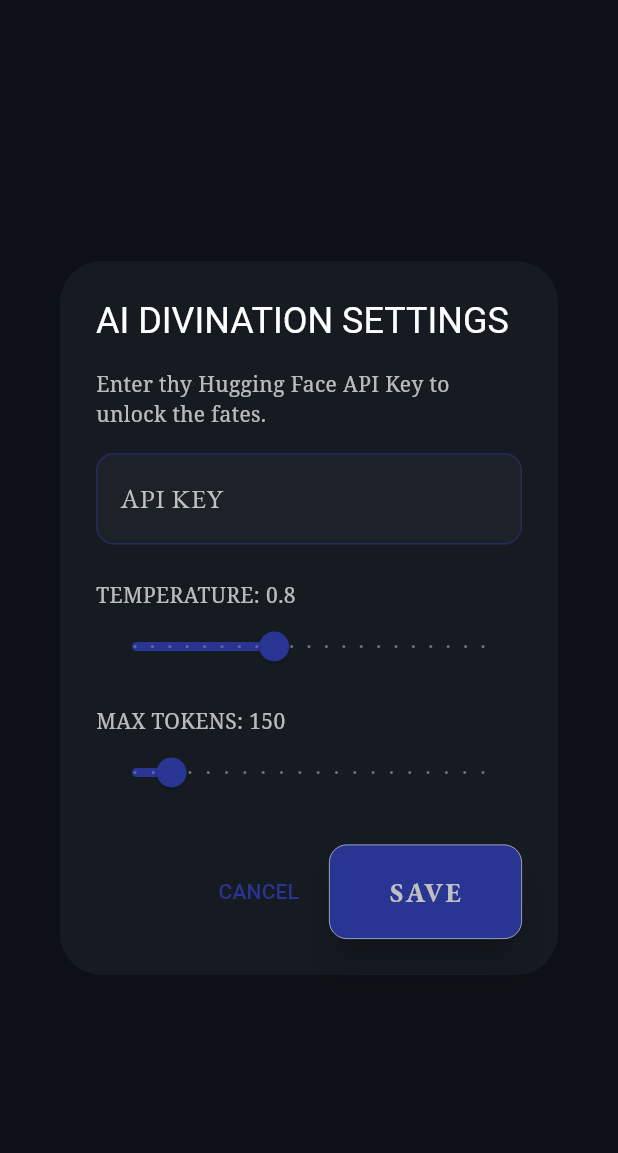
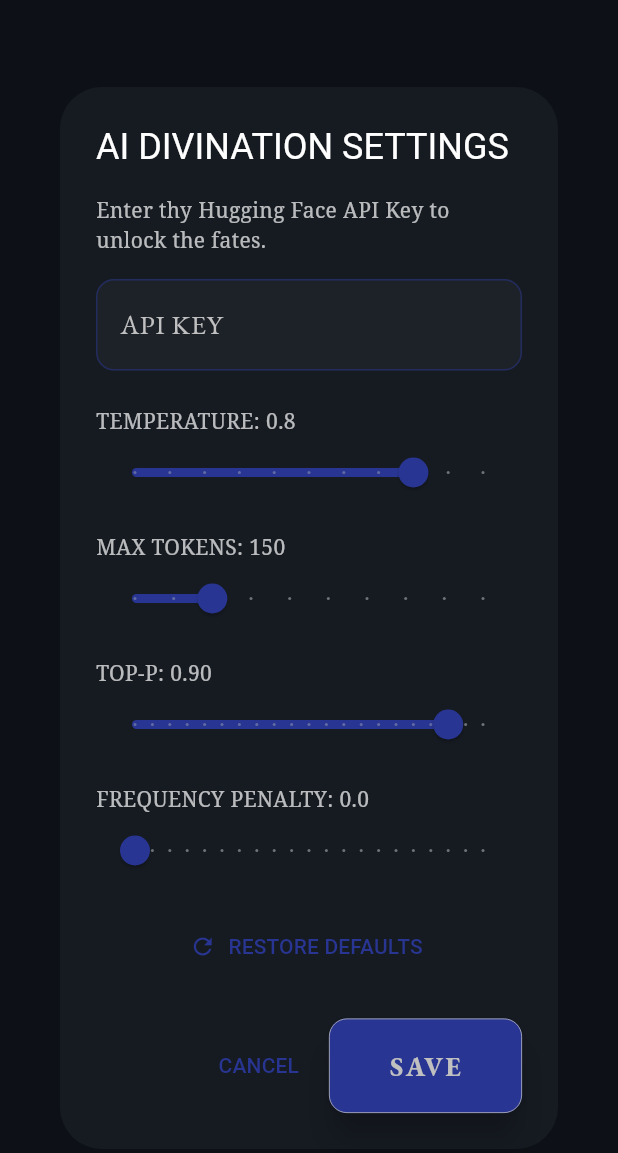
Before and after one commit to RobLobsta/Grim_Fable, a Flutter app: the AiSettingsDialog widget shown alone on an empty page, opened directly, on a phone screen of 412 x 824 dp. Shown: the top 1153 px of the screen. Run offline on Flutter 3.47's test engine with Material 3 defaults, Android fonts, the phone set to English and light mode, and no system bars; our stand-ins replace dio, flutter_markdown, flutter_riverpod, font_awesome_flutter, go_router, google_fonts and 2 more; accounts and stored records are empty.

Commit message:
Refine AI settings, starting equipment, and UI overflow fixes.
- Implemented occupation-based starting equipment mapping.
- Added font_awesome_flutter and updated inventory icons/emojis.
- Fixed pixel overflow on character creation screen using Wrap widget.
- Loosened AI identity verification to allow 'Alchemist' and 'Barbarian'.
- Expanded AI settings with Top-P, Frequency Penalty, and capped Temperature/Max Tokens.
- Added 'Restore Defaults' to AI settings dialog.
- Updated tests and regenerated mocks to match new service signatures.

Co-authored-by: RobLobsta <197544388+RobLobsta@users.noreply.github.com>

```diff
--- a/grim_fable/lib/core/services/ai_service.dart
+++ b/grim_fable/lib/core/services/ai_service.dart
@@ -5,6 +5,8 @@ abstract class AIService {
     List<Map<String, String>>? history,
     double? temperature,
     int? maxTokens,
+    double? topP,
+    double? frequencyPenalty,
   });
   Future<bool> validateIdentity(String name, String occupation);
   Future<String> generateBackstory(String characterName, String occupation, {String? description});
--- a/grim_fable/lib/core/services/settings_service.dart
+++ b/grim_fable/lib/core/services/settings_service.dart
@@ -16,6 +16,16 @@ final temperatureProvider = StateNotifierProvider<SettingsNotifier<double>, doub
 final maxTokensProvider = StateNotifierProvider<SettingsNotifier<int>, int>((ref) {
   final service = ref.watch(settingsServiceProvider);
   return SettingsNotifier(service, service.getMaxTokens, service.setMaxTokens);
+});
+
+final topPProvider = StateNotifierProvider<SettingsNotifier<double>, double>((ref) {
+  final service = ref.watch(settingsServiceProvider);
+  return SettingsNotifier(service, service.getTopP, service.setTopP);
+});
+
+final frequencyPenaltyProvider = StateNotifierProvider<SettingsNotifier<double>, double>((ref) {
+  final service = ref.watch(settingsServiceProvider);
+  return SettingsNotifier(service, service.getFrequencyPenalty, service.setFrequencyPenalty);
 });
 
 final uiPresetProvider = StateNotifierProvider<SettingsNotifier<String>, String>((ref) {
@@ -38,6 +48,8 @@ class SettingsService {
   static const String _hfApiKey = 'hf_api_key';
   static const String _temperature = 'temperature';
   static const String _maxTokens = 'max_tokens';
+  static const String _topP = 'top_p';
+  static const String _frequencyPenalty = 'frequency_penalty';
   static const String _uiPreset = 'ui_preset';
   static const String _recommendedResponses = 'recommended_responses';
   static const String _freeFormInput = 'free_form_input';
@@ -74,6 +86,26 @@ class SettingsService {
   Future<void> setMaxTokens(int value) async {
     final box = Hive.box(_settingsBoxName);
     await box.put(_maxTokens, value);
+  }
+
+  double getTopP() {
+    final box = Hive.box(_settingsBoxName);
+    return box.get(_topP, defaultValue: 0.9) as double;
+  }
+
+  Future<void> setTopP(double value) async {
+    final box = Hive.box(_settingsBoxName);
+    await box.put(_topP, value);
+  }
+
+  double getFrequencyPenalty() {
+    final box = Hive.box(_settingsBoxName);
+    return box.get(_frequencyPenalty, defaultValue: 0.0) as double;
+  }
+
+  Future<void> setFrequencyPenalty(double value) async {
+    final box = Hive.box(_settingsBoxName);
+    await box.put(_frequencyPenalty, value);
   }
 
   String getUiPreset() {
--- a/grim_fable/lib/shared/widgets/ai_settings_dialog.dart
+++ b/grim_fable/lib/shared/widgets/ai_settings_dialog.dart
@@ -14,33 +14,32 @@ class AiSettingsDialog extends ConsumerWidget {
 
   @override
   Widget build(BuildContext context, WidgetRef ref) {
-    final apiKeyController = TextEditingController(text: ref.watch(hfApiKeyProvider));
+    final apiKey = ref.watch(hfApiKeyProvider);
     final temperature = ref.watch(temperatureProvider);
     final maxTokens = ref.watch(maxTokensProvider);
+    final topP = ref.watch(topPProvider);
+    final frequencyPenalty = ref.watch(frequencyPenaltyProvider);
     final scaffoldMessenger = ScaffoldMessenger.of(context);
 
-    return StatefulBuilder(
-      builder: (context, setState) {
-        // We use local state for the sliders to make them smooth,
-        // but initialize with current provider values.
-        // Actually, since it's a dialog, we can just use local variables
-        // and only save when "SAVE" is pressed.
     return _AiSettingsDialogInternal(
-          initialApiKey: apiKeyController.text,
+      initialApiKey: apiKey,
       initialTemperature: temperature,
       initialMaxTokens: maxTokens,
-          onSave: (apiKey, temp, tokens) async {
+      initialTopP: topP,
+      initialFrequencyPenalty: frequencyPenalty,
+      onSave: (apiKey, temp, tokens, topP, freq) async {
         await ref.read(hfApiKeyProvider.notifier).updateValue(apiKey);
         await ref.read(temperatureProvider.notifier).updateValue(temp);
         await ref.read(maxTokensProvider.notifier).updateValue(tokens);
+        await ref.read(topPProvider.notifier).updateValue(topP);
+        await ref.read(frequencyPenaltyProvider.notifier).updateValue(freq);
+
         if (context.mounted) {
           Navigator.of(context).pop();
           scaffoldMessenger.showSnackBar(
             const SnackBar(content: Text('The fates have been updated.')),
           );
         }
-          },
-        );
       },
     );
   }
@@ -50,12 +49,16 @@ class _AiSettingsDialogInternal extends StatefulWidget {
   final String initialApiKey;
   final double initialTemperature;
   final int initialMaxTokens;
-  final Function(String, double, int) onSave;
+  final double initialTopP;
+  final double initialFrequencyPenalty;
+  final Function(String, double, int, double, double) onSave;
 
   const _AiSettingsDialogInternal({
     required this.initialApiKey,
     required this.initialTemperature,
     required this.initialMaxTokens,
+    required this.initialTopP,
+    required this.initialFrequencyPenalty,
     required this.onSave,
   });
 
@@ -67,6 +70,8 @@ class _AiSettingsDialogInternalState extends State<_AiSettingsDialogInternal> {
   late TextEditingController _apiKeyController;
   late double _temperature;
   late int _maxTokens;
+  late double _topP;
+  late double _frequencyPenalty;
 
   @override
   void initState() {
@@ -74,12 +79,23 @@ class _AiSettingsDialogInternalState extends State<_AiSettingsDialogInternal> {
     _apiKeyController = TextEditingController(text: widget.initialApiKey);
     _temperature = widget.initialTemperature;
     _maxTokens = widget.initialMaxTokens;
+    _topP = widget.initialTopP;
+    _frequencyPenalty = widget.initialFrequencyPenalty;
   }
 
   @override
   void dispose() {
     _apiKeyController.dispose();
     super.dispose();
+  }
+
+  void _restoreDefaults() {
+    setState(() {
+      _temperature = 0.8;
+      _maxTokens = 150;
+      _topP = 0.9;
+      _frequencyPenalty = 0.0;
+    });
   }
 
   @override
@@ -112,10 +128,10 @@ class _AiSettingsDialogInternalState extends State<_AiSettingsDialogInternal> {
               style: const TextStyle(fontFamily: 'Serif', fontSize: 14, color: Colors.white70),
             ),
             Slider(
-              value: _temperature,
+              value: _temperature.clamp(0.0, 1.0),
               min: 0.0,
-              max: 2.0,
-              divisions: 20,
+              max: 1.0,
+              divisions: 10,
               onChanged: (value) {
                 setState(() {
                   _temperature = value;
@@ -128,15 +144,55 @@ class _AiSettingsDialogInternalState extends State<_AiSettingsDialogInternal> {
               style: const TextStyle(fontFamily: 'Serif', fontSize: 14, color: Colors.white70),
             ),
             Slider(
-              value: _maxTokens.toDouble(),
+              value: _maxTokens.toDouble().clamp(50, 500),
               min: 50,
-              max: 1000,
-              divisions: 19,
+              max: 500,
+              divisions: 9,
               onChanged: (value) {
                 setState(() {
                   _maxTokens = value.toInt();
                 });
               },
+            ),
+            const SizedBox(height: 16),
+            Text(
+              'TOP-P: ${_topP.toStringAsFixed(2)}',
+              style: const TextStyle(fontFamily: 'Serif', fontSize: 14, color: Colors.white70),
+            ),
+            Slider(
+              value: _topP.clamp(0.0, 1.0),
+              min: 0.0,
+              max: 1.0,
+              divisions: 20,
+              onChanged: (value) {
+                setState(() {
+                  _topP = value;
+                });
+              },
+            ),
+            const SizedBox(height: 16),
+            Text(
+              'FREQUENCY PENALTY: ${_frequencyPenalty.toStringAsFixed(1)}',
+              style: const TextStyle(fontFamily: 'Serif', fontSize: 14, color: Colors.white70),
+            ),
+            Slider(
+              value: _frequencyPenalty.clamp(0.0, 2.0),
+              min: 0.0,
+              max: 2.0,
+              divisions: 20,
+              onChanged: (value) {
+                setState(() {
+                  _frequencyPenalty = value;
+                });
+              },
+            ),
+            const SizedBox(height: 16),
+            Center(
+              child: TextButton.icon(
+                onPressed: _restoreDefaults,
+                icon: const Icon(Icons.refresh, size: 18),
+                label: const Text('RESTORE DEFAULTS'),
+              ),
             ),
           ],
         ),
@@ -151,6 +207,8 @@ class _AiSettingsDialogInternalState extends State<_AiSettingsDialogInternal> {
             _apiKeyController.text.trim(),
             _temperature,
             _maxTokens,
+            _topP,
+            _frequencyPenalty,
           ),
           child: const Text('SAVE'),
         ),
--- a/grim_fable/pubspec.yaml
+++ b/grim_fable/pubspec.yaml
@@ -32,6 +32,7 @@ dependencies:
   # UI Enhancements
   flutter_markdown: ^0.6.18
   google_fonts: ^6.1.0
+  font_awesome_flutter: ^10.6.0
 
 dev_dependencies:
   flutter_test:
```
Also changed, not shown: grim_fable/lib/core/services/hf_ai_service.dart (+10 -3 lines), grim_fable/lib/core/utils/equipment_data.dart (added, +123 -0 lines), grim_fable/lib/features/adventure/adventure_provider.dart (+16 -0 lines), grim_fable/lib/features/character/character_creation_screen.dart (+4 -4 lines), grim_fable/lib/shared/widgets/inventory_dialog.dart (+10 -2 lines), grim_fable/pubspec.lock, 3 other files. Lines whose indentation alone changed are shown as unchanged.
